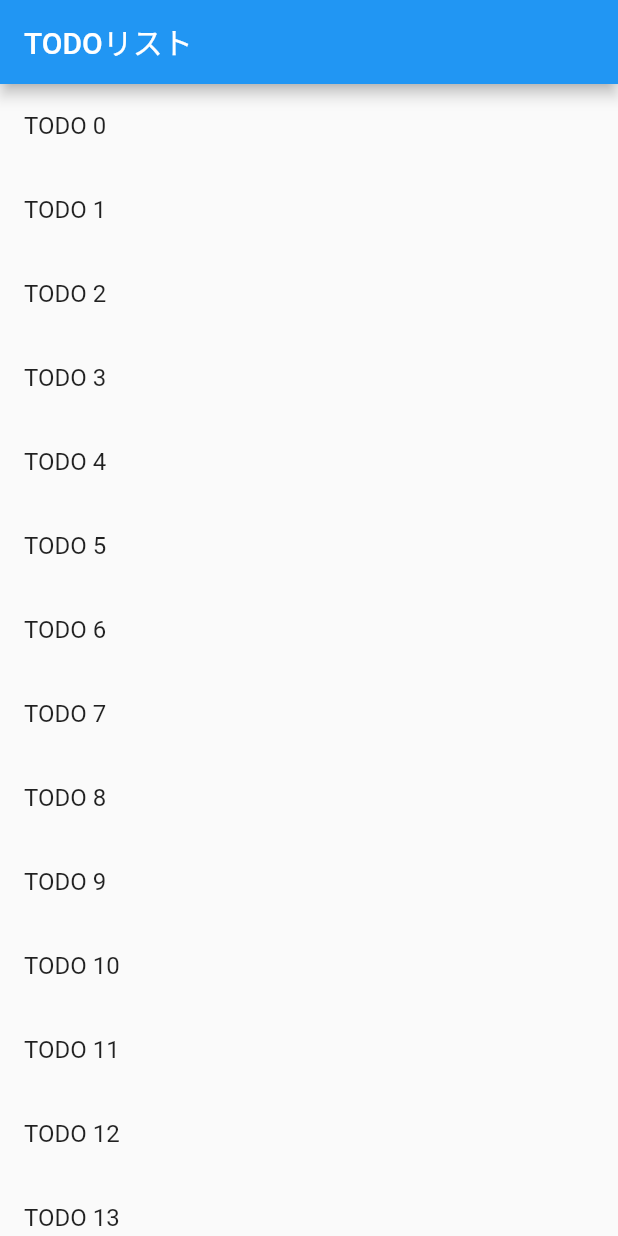
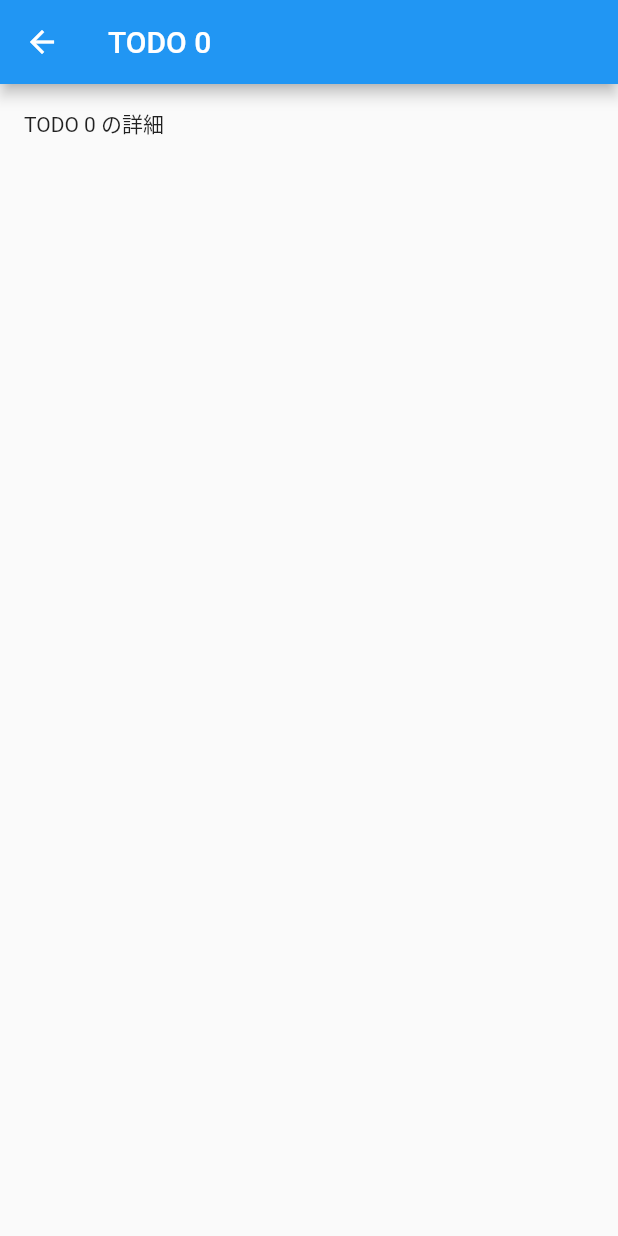
Before and after one commit to akatsuki174/FlutterPractice, a Flutter app: the screen it shows after launch, after a tap on an icon or button, on a phone screen of 412 x 824 dp. Run offline on Flutter 3.47's test engine with Material 2 defaults, Android fonts, the phone set to English and light mode, and no system bars.

Commit message:
can show todo detail

```diff
--- /dev/null
+++ b/todo_app/lib/detail_screen.dart
@@ -0,0 +1,24 @@
+import 'package:flutter/cupertino.dart';
+import 'package:flutter/material.dart';
+import 'package:todoapp/todo.dart';
+
+class DetailScreen extends StatelessWidget {
+  final Todo _todo;
+
+  DetailScreen({Key key, @required Todo todo})
+      : assert(todo != null),
+        this._todo = todo,
+        super(key: key);
+
+  @override
+  Widget build(BuildContext context) =>
+      Scaffold(
+        appBar: AppBar(
+          title: Text(_todo.title),
+        ),
+        body: Padding(
+          padding: EdgeInsets.all(16.0),
+          child: Text(_todo.description),
+        ),
+      );
+}
--- a/todo_app/lib/top_screen.dart
+++ b/todo_app/lib/top_screen.dart
@@ -1,11 +1,12 @@
 import 'package:flutter/cupertino.dart';
 import 'package:flutter/material.dart';
+import 'package:todoapp/detail_screen.dart';
 import 'package:todoapp/todo.dart';
 
 class TodoScreen extends StatelessWidget {
   final List<Todo> _todos;
 
-  TodoScreen( {Key key, @required List<Todo> todos} )
+  TodoScreen({Key key, @required List<Todo> todos})
       : assert(todos != null),
         this._todos = todos,
         super(key: key);
@@ -20,7 +21,12 @@ class TodoScreen extends StatelessWidget {
           itemBuilder: (context, index) => ListTile(
             title: Text(_todos[index].title),
             onTap: () {
-          // TODO
+              Navigator.push(
+                context,
+                MaterialPageRoute(
+                  builder: (context) => DetailScreen(todo: _todos[index]),
+                ),
+              );
             },
           ),
         ),
```
Lines whose indentation alone changed are shown as unchanged.
